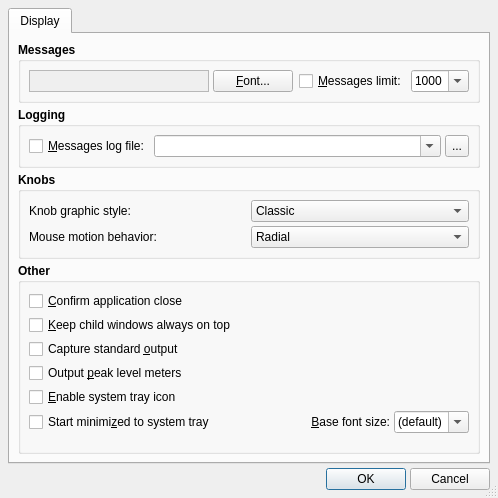
First picture: the form in src/qsynthOptionsForm.ui, repository rncbc/qsynth, before the edit.
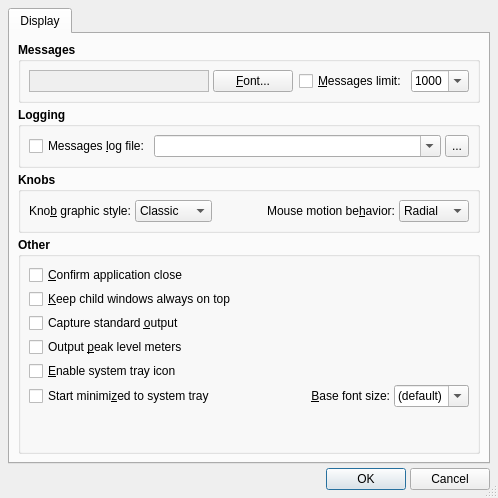
Second picture: the form after the edit. Icons and pictures are not drawn.

Commit message: - While in the global options dialog, the new knob options get aligned   on the same line and are given missing keyboard shortcuts.

```diff
--- a/src/qsynthOptionsForm.ui
+++ b/src/qsynthOptionsForm.ui
@@ -293,7 +293,7 @@
              <string>Whether to activate a messages logging to file.</string>
             </property>
             <property name="text" >
-             <string>&amp;Messages log file:</string>
+             <string>Messages &amp;log file:</string>
             </property>
             <property name="shortcut" >
              <string>Alt+M</string>
@@ -327,7 +327,7 @@
              </font>
             </property>
             <property name="text" >
-             <string>Knob graphic style:</string>
+             <string>Kno&amp;b graphic style:</string>
             </property>
             <property name="buddy" >
              <cstring>KnobStyleComboBox</cstring>
@@ -367,8 +367,24 @@
             </item>
            </widget>
           </item>
-          <item row="1" column="0" >
-           <widget class="QLabel" name="KnobMouseMotionLabel" >
+          <item row="0" column="2" >
+           <spacer>
+            <property name="orientation" >
+             <enum>Qt::Horizontal</enum>
+            </property>
+            <property name="sizeType" >
+             <enum>QSizePolicy::Expanding</enum>
+            </property>
+            <property name="sizeHint" stdset="0" >
+             <size>
+              <width>8</width>
+              <height>8</height>
+             </size>
+            </property>
+           </spacer>
+          </item>
+          <item row="0" column="3" >
+           <widget class="QLabel" name="KnobMouseMotionTextLabel" >
             <property name="font" >
              <font>
               <weight>50</weight>
@@ -376,14 +392,17 @@
              </font>
             </property>
             <property name="text" >
-             <string>Mouse motion behavior:</string>
+             <string>Mouse motion be&amp;havior:</string>
+            </property>
+            <property name="alignment" >
+             <set>Qt::AlignRight|Qt::AlignTrailing|Qt::AlignVCenter</set>
             </property>
             <property name="buddy" >
              <cstring>KnobMouseMotionComboBox</cstring>
             </property>
            </widget>
           </item>
-          <item row="1" column="1" >
+          <item row="0" column="4" >
            <widget class="QComboBox" name="KnobMouseMotionComboBox" >
             <property name="font" >
              <font>
```
Left out of the diff: 14 changed lines with no effect on the pictures. The commit also changes 2 other files.
